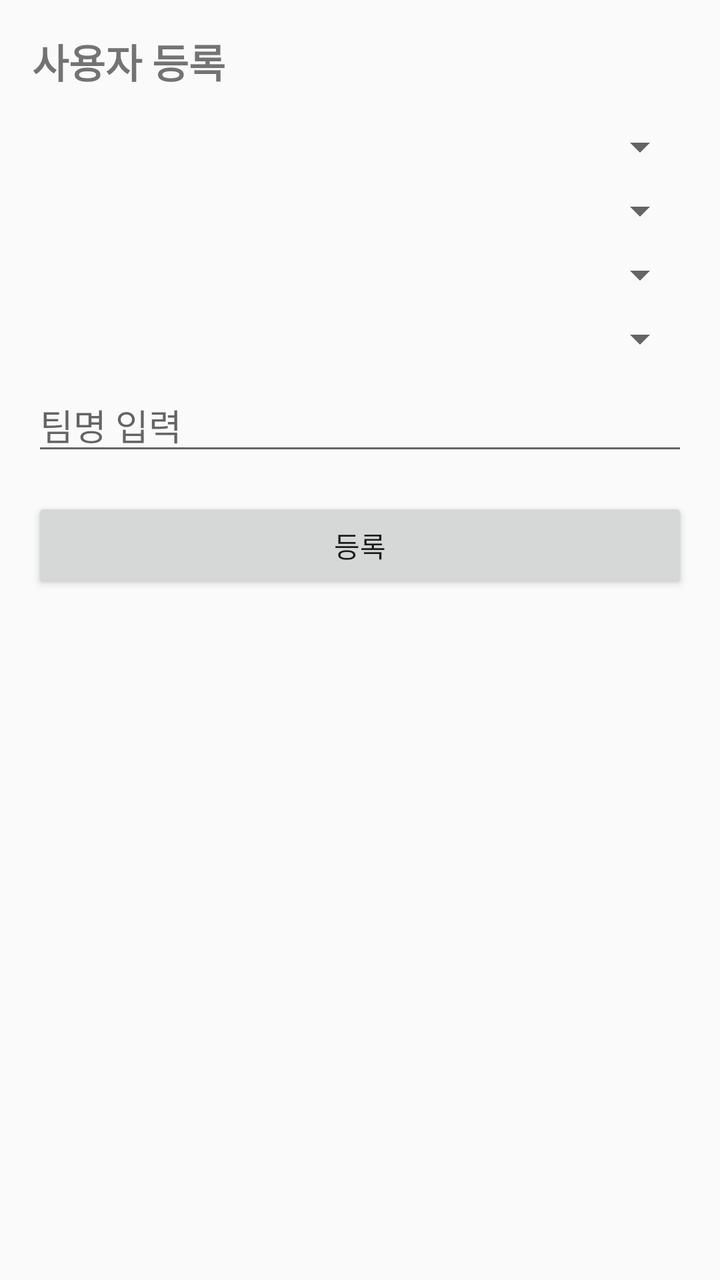
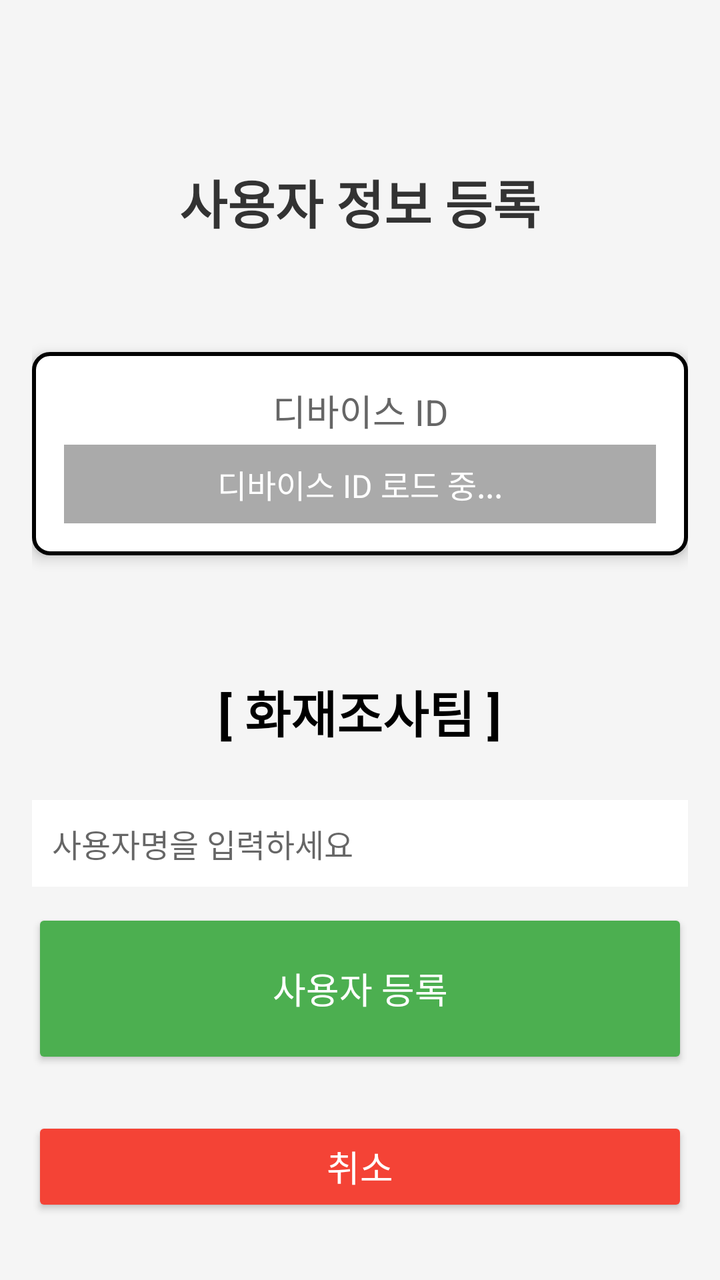

Compare the two renders of this Android layout. The source of the first and the diff that turns it into the second are given below.
<!-- AndroidManifest.xml: application theme Theme.MyApplication -->
<!-- res/layout/activity_registration.xml -->
<?xml version="1.0" encoding="utf-8"?>
<ScrollView xmlns:android="http://schemas.android.com/apk/res/android"
    android:layout_width="match_parent"
    android:layout_height="match_parent"
    android:padding="16dp">

    <LinearLayout
        android:layout_width="match_parent"
        android:layout_height="wrap_content"
        android:orientation="vertical">

        <TextView
            android:layout_width="match_parent"
            android:layout_height="wrap_content"
            android:text="사용자 등록"
            android:textSize="20sp"
            android:textStyle="bold"
            android:layout_marginBottom="16dp" />

        <Spinner
            android:id="@+id/spinnerCity"
            android:layout_width="match_parent"
            android:layout_height="wrap_content"
            android:layout_marginBottom="8dp" />

        <Spinner
            android:id="@+id/spinnerFireStation"
            android:layout_width="match_parent"
            android:layout_height="wrap_content"
            android:layout_marginBottom="8dp" />

        <Spinner
            android:id="@+id/spinnerCenter"
            android:layout_width="match_parent"
            android:layout_height="wrap_content"
            android:layout_marginBottom="8dp" />

        <Spinner
            android:id="@+id/spinnerRegion"
            android:layout_width="match_parent"
            android:layout_height="wrap_content"
            android:layout_marginBottom="8dp" />

        <EditText
            android:id="@+id/editTextTeamName"
            android:layout_width="match_parent"
            android:layout_height="wrap_content"
            android:hint="팀명 입력"
            android:layout_marginBottom="16dp" />

        <Button
            android:id="@+id/buttonRegister"
            android:layout_width="match_parent"
            android:layout_height="wrap_content"
            android:text="등록" />
    </LinearLayout>
</ScrollView>
<!-- resources referenced by this layout -->
<resources>
  <style name="Theme.MyApplication" parent="Theme.AppCompat.Light.NoActionBar">
          
          <item name="colorPrimary">@color/purple_500</item>
          <item name="colorPrimaryDark">@color/purple_700</item>
          <item name="colorAccent">@color/teal_200</item>
      </style>
  <color name="purple_500">#FF6200EE</color>
  <color name="purple_700">#FF3700B3</color>
  <color name="teal_200">#FF03DAC5</color>
</resources>

<!-- the commit's change to res/layout/activity_registration.xml (unified diff, before → after) -->
@@ -1,57 +1,114 @@
 <?xml version="1.0" encoding="utf-8"?>
-<ScrollView xmlns:android="http://schemas.android.com/apk/res/android"
+<ScrollView
+    xmlns:android="http://schemas.android.com/apk/res/android"
     android:layout_width="match_parent"
     android:layout_height="match_parent"
-    android:padding="16dp">
+    android:padding="16dp"
+    android:background="#F5F5F5">
 
     <LinearLayout
         android:layout_width="match_parent"
         android:layout_height="wrap_content"
-        android:orientation="vertical">
+        android:orientation="vertical"
+        android:gravity="center_horizontal">
 
+
+
+        
         <TextView
+            android:id="@+id/textViewTitle"
             android:layout_width="match_parent"
             android:layout_height="wrap_content"
-            android:text="사용자 등록"
-            android:textSize="20sp"
+            android:text="사용자 정보 등록"
+            android:textSize="26sp"
+            android:textColor="#333333"
             android:textStyle="bold"
-            android:layout_marginBottom="16dp" />
+            android:gravity="center"
+            android:paddingTop="56dp"
+            android:paddingBottom="56dp"
+            android:layout_marginTop="10dp"/>
 
-        <Spinner
-            android:id="@+id/spinnerCity"
+
+        
+        <LinearLayout
             android:layout_width="match_parent"
             android:layout_height="wrap_content"
-            android:layout_marginBottom="8dp" />
+            android:orientation="vertical"
+            android:background="@drawable/border"
+            android:padding="16dp"
+            android:layout_marginBottom="24dp"
+            android:elevation="4dp">
 
-        <Spinner
-            android:id="@+id/spinnerFireStation"
+            <TextView
+                android:layout_width="match_parent"
+                android:layout_height="wrap_content"
+                android:text="디바이스 ID"
+                android:textAlignment="center"
+                android:textSize="18sp"
+                android:textColor="#666666"
+                android:paddingBottom="4dp" />
+
+            <TextView
+                android:id="@+id/textDeviceId"
+                android:layout_width="match_parent"
+                android:layout_height="wrap_content"
+                android:text="디바이스 ID 로드 중..."
+                android:textSize="16sp"
+                android:textAlignment="center"
+                android:padding="8dp"
+                android:background="@android:color/darker_gray"
+                android:textColor="@android:color/white"
+                android:gravity="center" />
+        </LinearLayout>
+
+        
+        <TextView
+            android:layout_width="wrap_content"
+            android:layout_height="wrap_content"
+            android:text="[ 화재조사팀 ]"
+            android:textSize="25sp"
+            android:textColor="#000000"
+            android:textStyle="bold"
+            android:gravity="center"
+            android:layout_marginTop="36dp"
+            android:layout_marginBottom="26dp"
+            android:layout_gravity="center_horizontal"/>
+
+        
+        <EditText
+            android:id="@+id/editTextUserName"
             android:layout_width="match_parent"
             android:layout_height="wrap_content"
-            android:layout_marginBottom="8dp" />
+            android:hint="사용자명을 입력하세요"
+            android:textSize="16sp"
+            android:padding="10dp"
+            android:background="@android:color/white"
+            android:layout_marginBottom="1dp"
+            android:inputType="textPersonName" />
 
-        <Spinner
-            android:id="@+id/spinnerCenter"
-            android:layout_width="match_parent"
-            android:layout_height="wrap_content"
-            android:layout_marginBottom="8dp" />
-
-        <Spinner
-            android:id="@+id/spinnerRegion"
-            android:layout_width="match_parent"
-            android:layout_height="wrap_content"
-            android:layout_marginBottom="8dp" />
-
-        <EditText
-            android:id="@+id/editTextTeamName"
-            android:layout_width="match_parent"
-            android:layout_height="wrap_content"
-            android:hint="팀명 입력"
-            android:layout_marginBottom="16dp" />
-
+        
         <Button
             android:id="@+id/buttonRegister"
             android:layout_width="match_parent"
-            android:layout_height="wrap_content"
-            android:text="등록" />
+            android:layout_height="80dp"
+            android:text="사용자 등록"
+            android:textSize="18sp"
+            android:padding="12dp"
+            android:backgroundTint="#4CAF50"
+            android:textColor="#FFFFFF"
+            android:layout_marginTop="10dp"
+            android:elevation="4dp" />
+
+        
+        <Button
+            android:id="@+id/buttonLogout"
+            android:layout_width="match_parent"
+            android:layout_height="50dp"
+            android:text="취소"
+            android:textSize="18sp"
+            android:backgroundTint="#F44336"
+            android:textColor="#FFFFFF"
+            android:layout_marginTop="24dp"
+            android:elevation="4dp" />
     </LinearLayout>
 </ScrollView>
<!-- resource entries referenced after the edit -->
@@ -1,5 +1,16 @@
 <!-- resources referenced by this layout -->
 <resources>
+  <!-- drawable border (drawable) -->
+  <?xml version="1.0" encoding="utf-8"?>
+  <shape xmlns:android="http://schemas.android.com/apk/res/android"
+      android:shape="rectangle">
+  
+      <solid android:color="#FFFFFF" /> 
+      <stroke
+          android:width="2dp"
+          android:color="#000000" /> 
+      <corners android:radius="8dp" /> 
+  </shape>
   <style name="Theme.MyApplication" parent="Theme.AppCompat.Light.NoActionBar">
           
           <item name="colorPrimary">@color/purple_500</item>
